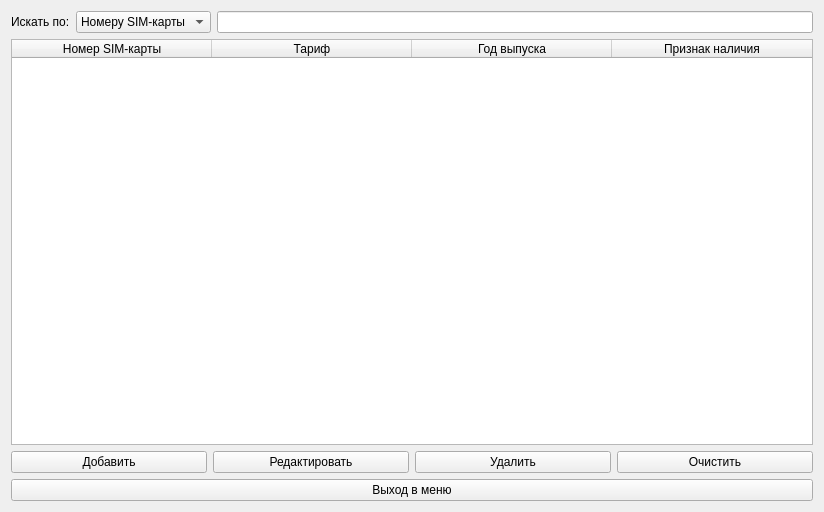
The window that kursach_saod/infosimWindow.ui (Paracelzis/QtProjects) describes before a commit, drawn with Qt 5.
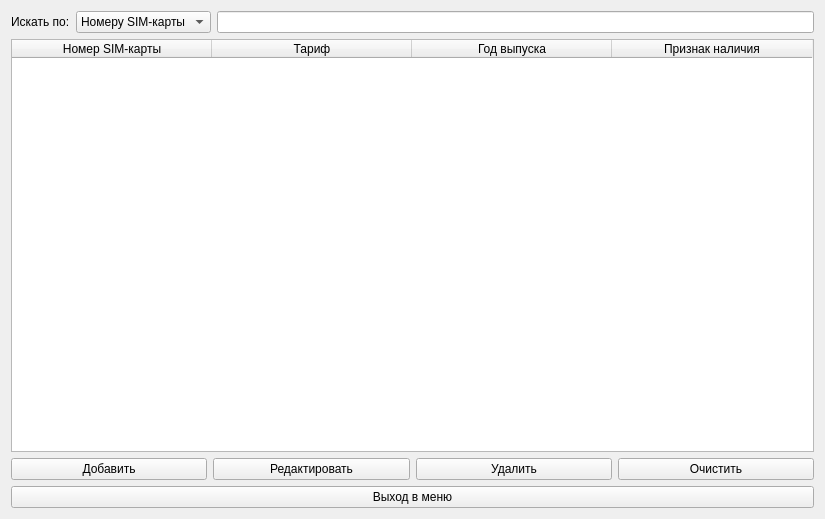
The same window after the commit.

What changed in the file:
```diff
--- a/kursach_saod/infosimWindow.ui
+++ b/kursach_saod/infosimWindow.ui
@@ -6,8 +6,8 @@
    <rect>
     <x>0</x>
     <y>0</y>
-    <width>824</width>
-    <height>512</height>
+    <width>825</width>
+    <height>519</height>
    </rect>
   </property>
   <property name="windowTitle">
```
